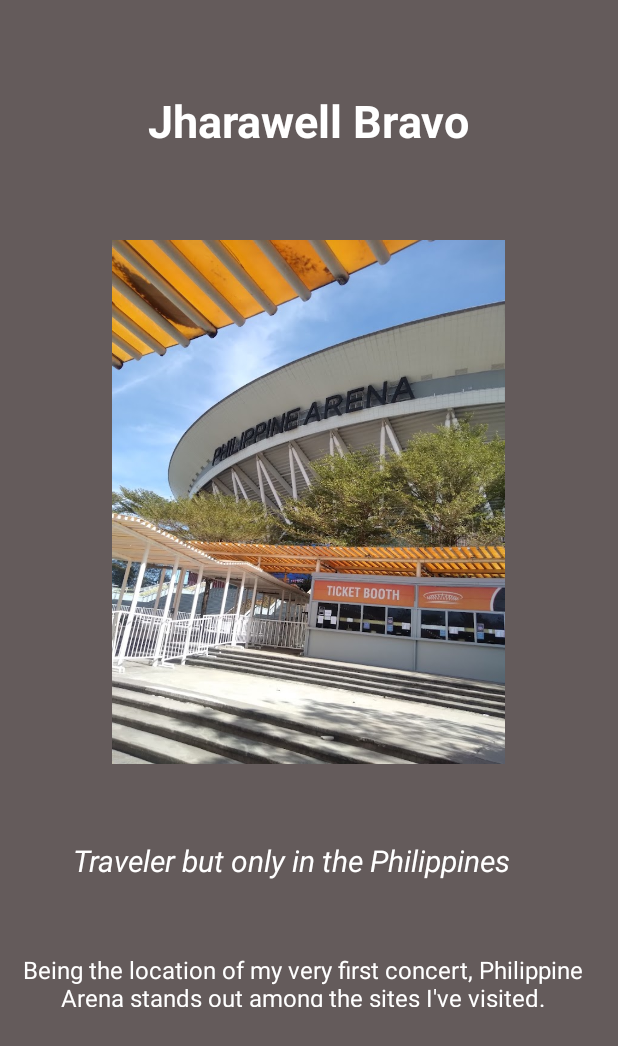
After one commit to pacalso-jjc/cc17-3f-about-me, an Android app: the AboutJharawellActivity screen opened directly, with no data from a screen before it, on a phone screen of 412 x 824 dp. The commit adds this screen. Shown: the top 1046 px of the screen. Run offline under Robolectric (Android 15) with nearby library versions, the phone set to English and light mode, and no system bars.

Commit message:
Add Jharawell Bravo show more page

```diff
--- a/app/src/main/AndroidManifest.xml
+++ b/app/src/main/AndroidManifest.xml
@@ -12,6 +12,9 @@
         android:supportsRtl="true"
         android:theme="@style/Theme.CC173FAboutMe"
         tools:targetApi="31">
+        <activity
+            android:name=".AboutJharawellActivity"
+            android:exported="false" />
         <activity
             android:name=".AboutSiachongcoActivity"
             android:exported="false" />
--- /dev/null
+++ b/app/src/main/java/com/example/cc17_3f_aboutme/AboutJharawellActivity.kt
@@ -0,0 +1,20 @@
+package com.example.cc17_3f_aboutme
+
+import android.os.Bundle
+import androidx.activity.enableEdgeToEdge
+import androidx.appcompat.app.AppCompatActivity
+import androidx.core.view.ViewCompat
+import androidx.core.view.WindowInsetsCompat
+
+class AboutJharawellActivity : AppCompatActivity() {
+    override fun onCreate(savedInstanceState: Bundle?) {
+        super.onCreate(savedInstanceState)
+        enableEdgeToEdge()
+        setContentView(R.layout.activity_about_jharawell)
+        ViewCompat.setOnApplyWindowInsetsListener(findViewById(R.id.main)) { v, insets ->
+            val systemBars = insets.getInsets(WindowInsetsCompat.Type.systemBars())
+            v.setPadding(systemBars.left, systemBars.top, systemBars.right, systemBars.bottom)
+            insets
+        }
+    }
+}
--- a/app/src/main/java/com/example/cc17_3f_aboutme/MainActivity.kt
+++ b/app/src/main/java/com/example/cc17_3f_aboutme/MainActivity.kt
@@ -73,7 +73,14 @@
                 startActivity(intent)
             })
 
-        val arrList = listOf(aboutMe1, aboutMe2, johnSmith, isaac, jLumague, siachongco)
+        val jBravo  = AboutMe(R.drawable.jhara_dp,
+            "Jharawell Rus Bravo",
+            "Traveler",
+            { view ->
+                val intent = Intent(this, AboutJharawellActivity::class.java)
+                startActivity(intent)
+            })
+        val arrList = listOf(aboutMe1, aboutMe2, johnSmith, isaac, jLumague, siachongco, jBravo)
 
         rvAboutMe.adapter = AboutMeAdapter(arrList)
     }
--- /dev/null
+++ b/app/src/main/res/layout/activity_about_jharawell.xml
@@ -0,0 +1,68 @@
+<?xml version="1.0" encoding="utf-8"?>
+<androidx.constraintlayout.widget.ConstraintLayout xmlns:android="http://schemas.android.com/apk/res/android"
+    xmlns:app="http://schemas.android.com/apk/res-auto"
+    xmlns:tools="http://schemas.android.com/tools"
+    android:id="@+id/main"
+    android:layout_width="match_parent"
+    android:layout_height="match_parent"
+    android:background="#645E5E"
+    android:backgroundTint="#645B5B"
+    tools:context=".AboutJharawellActivity">
+
+
+    <TextView
+        android:id="@+id/textViewdesc"
+        android:layout_width="wrap_content"
+        android:layout_height="wrap_content"
+        android:layout_marginTop="400dp"
+        android:text="Traveler but only in the Philippines"
+        android:textColor="@color/white"
+        android:textSize="20dp"
+
+        android:textStyle="italic"
+        app:layout_constraintEnd_toEndOf="parent"
+        app:layout_constraintHorizontal_bias="0.405"
+        app:layout_constraintStart_toStartOf="parent"
+        app:layout_constraintTop_toTopOf="@+id/imageView3" />
+
+    <ImageView
+        android:id="@+id/imageView3"
+        android:layout_width="338dp"
+        android:layout_height="349dp"
+        android:layout_marginTop="160dp"
+        app:layout_constraintEnd_toEndOf="parent"
+        app:layout_constraintHorizontal_bias="0.493"
+        app:layout_constraintStart_toStartOf="parent"
+        app:layout_constraintTop_toTopOf="parent"
+        app:srcCompat="@drawable/con_img" />
+
+    <TextView
+        android:id="@+id/textView4"
+        android:layout_width="387dp"
+        android:layout_height="36dp"
+        android:text="Being the location of my very first concert, Philippine Arena stands out among the sites I've visited."
+        android:textAlignment="center"
+        android:textColor="@color/white"
+        android:textSize="16dp"
+        app:layout_constraintBottom_toBottomOf="parent"
+        app:layout_constraintEnd_toEndOf="parent"
+        app:layout_constraintHorizontal_bias="0.333"
+        app:layout_constraintStart_toStartOf="parent"
+        app:layout_constraintTop_toBottomOf="@+id/textViewdesc"
+        app:layout_constraintVertical_bias="0.24" />
+
+    <TextView
+        android:id="@+id/textView5"
+        android:layout_width="wrap_content"
+        android:layout_height="wrap_content"
+        android:text="Jharawell Bravo"
+        android:textColor="@color/white"
+        android:textSize="30dp"
+        android:textStyle="bold"
+        app:layout_constraintBottom_toTopOf="@+id/imageView3"
+        app:layout_constraintEnd_toEndOf="parent"
+        app:layout_constraintStart_toStartOf="parent"
+        app:layout_constraintTop_toTopOf="parent" />
+
+
+</androidx.constraintlayout.widget.ConstraintLayout>
```
Also changed, not shown: app/src/main/res/drawable/con_img.jpg (added), app/src/main/res/drawable/jhara_dp.jpg (added).
